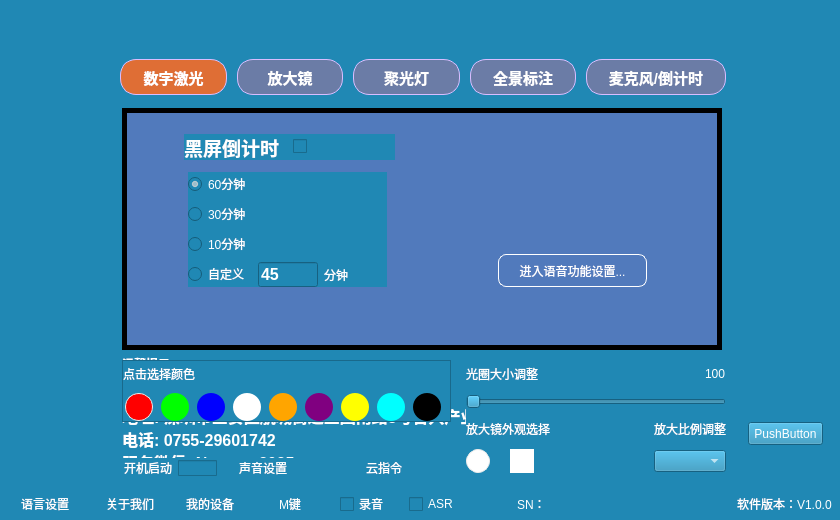
Qt form EasyPointer/mainwindow.ui (wlffeng2008/EasyPointer) before a commit.
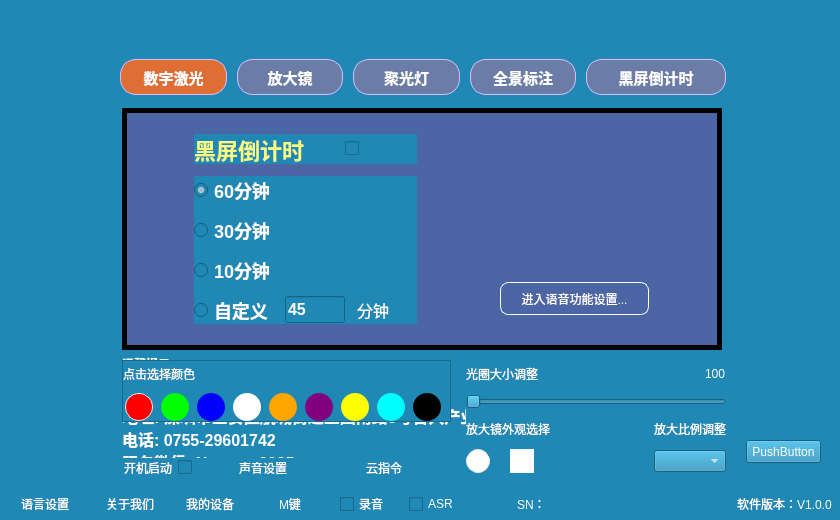
The same form after that commit. The open tabs and pages were chosen to show the change. Icons and pictures are not drawn. Custom widgets are drawn as their Qt base class.

The edit to the form file:
```diff
--- a/EasyPointer/mainwindow.ui
+++ b/EasyPointer/mainwindow.ui
@@ -1218,14 +1218,15 @@
     </widget>
     <widget class="QWidget" name="page04">
      <property name="styleSheet">
-      <string notr="true">#page04{background-color: rgb(81, 122, 188);border:5px solid black; font-size:16px;}
+      <string notr="true">#page04{background-color: rgb(76,101,165);border:5px solid black; font-size:16px;}
+QRadioButton{color:white; font-size:18px; font-weight:bold;}
 </string>
      </property>
      <widget class="QPushButton" name="pushButtonTypeword">
       <property name="geometry">
        <rect>
-        <x>376</x>
-        <y>146</y>
+        <x>378</x>
+        <y>174</y>
         <width>149</width>
         <height>33</height>
        </rect>
@@ -1243,31 +1244,52 @@
        <bool>true</bool>
       </property>
      </widget>
-     <widget class="QWidget" name="">
+     <widget class="QWidget" name="layoutWidget">
       <property name="geometry">
        <rect>
-        <x>62</x>
+        <x>72</x>
         <y>26</y>
-        <width>211</width>
-        <height>26</height>
+        <width>223</width>
+        <height>30</height>
        </rect>
       </property>
       <layout class="QHBoxLayout" name="horizontalLayout_16">
+       <property name="spacing">
+        <number>20</number>
+       </property>
+       <property name="rightMargin">
+        <number>20</number>
+       </property>
        <item>
         <widget class="QLabel" name="label_2">
          <property name="font">
           <font>
-           <pointsize>14</pointsize>
+           <pointsize>-1</pointsize>
            <bold>true</bold>
           </font>
          </property>
+         <property name="styleSheet">
+          <string notr="true">color: rgb(255, 255, 127);font-size:22px;</string>
+         </property>
          <property name="text">
           <string>黑屏倒计时</string>
          </property>
         </widget>
        </item>
        <item>
-        <widget class="QCheckBox" name="checkBoxBlack">
+        <widget class="ToggleButton" name="checkBoxBlack">
+         <property name="minimumSize">
+          <size>
+           <width>52</width>
+           <height>0</height>
+          </size>
+         </property>
+         <property name="maximumSize">
+          <size>
+           <width>52</width>
+           <height>16777215</height>
+          </size>
+         </property>
          <property name="cursor">
           <cursorShape>PointingHandCursor</cursorShape>
          </property>
@@ -1278,16 +1300,19 @@
        </item>
       </layout>
      </widget>
-     <widget class="QWidget" name="">
+     <widget class="QWidget" name="layoutWidget">
       <property name="geometry">
        <rect>
-        <x>66</x>
-        <y>64</y>
-        <width>199</width>
-        <height>115</height>
+        <x>72</x>
+        <y>68</y>
+        <width>223</width>
+        <height>148</height>
        </rect>
       </property>
       <layout class="QVBoxLayout" name="verticalLayout_10">
+       <property name="spacing">
+        <number>12</number>
+       </property>
        <item>
         <widget class="QRadioButton" name="radioButton00">
          <property name="cursor">
@@ -1366,6 +1391,9 @@
          </item>
          <item>
           <widget class="QLabel" name="label_3">
+           <property name="styleSheet">
+            <string notr="true">color:white; font-size:16px; </string>
+           </property>
            <property name="text">
             <string>分钟</string>
            </property>
@@ -2302,7 +2330,7 @@
         <cursorShape>PointingHandCursor</cursorShape>
        </property>
        <property name="text">
-        <string>麦克风/倒计时</string>
+        <string>黑屏倒计时</string>
        </property>
        <property name="icon">
         <iconset>
@@ -2464,16 +2492,7 @@
         <cursorShape>PointingHandCursor</cursorShape>
        </property>
        <property name="styleSheet">
-        <string notr="true">    QCheckBox::indicator:unchecked {
-            background: transparent;
-            image: url(:/images/a-empty.png); }
-    QCheckBox::indicator:checked {
-            background: transparent;
-            image: url(:/images/a-checked.png); }
-
-    QCheckBox::indicator {
-            width: 39px;
-            height: 16px; }</string>
+        <string notr="true"/>
        </property>
        <property name="text">
         <string/>
@@ -2537,8 +2556,8 @@
    <widget class="QPushButton" name="pushButtonSendKey">
     <property name="geometry">
      <rect>
-      <x>748</x>
-      <y>422</y>
+      <x>746</x>
+      <y>440</y>
       <width>75</width>
       <height>23</height>
      </rect>
@@ -2562,6 +2581,13 @@
    <zorder>pushButtonSendKey</zorder>
   </widget>
  </widget>
+ <customwidgets>
+  <customwidget>
+   <class>ToggleButton</class>
+   <extends>QCheckBox</extends>
+   <header>togglebutton.h</header>
+  </customwidget>
+ </customwidgets>
  <tabstops>
   <tabstop>pushButton0</tabstop>
   <tabstop>pushButton1</tabstop>
```
Left out of the diff: 36 changed lines with no effect on the pictures.
